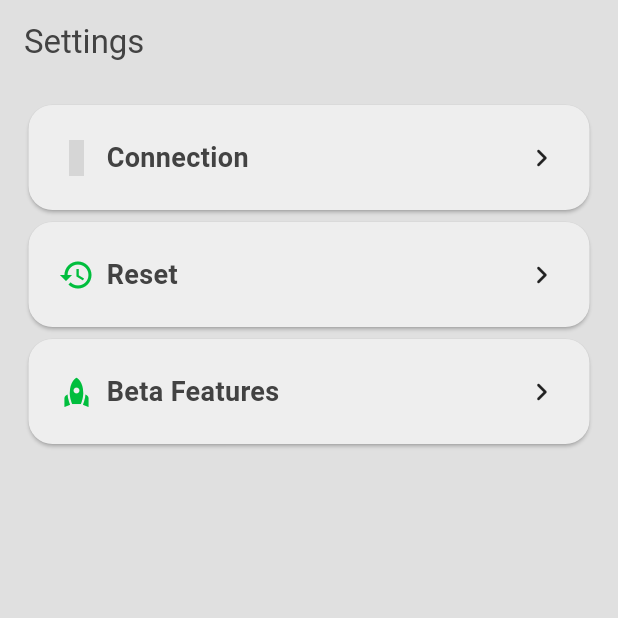
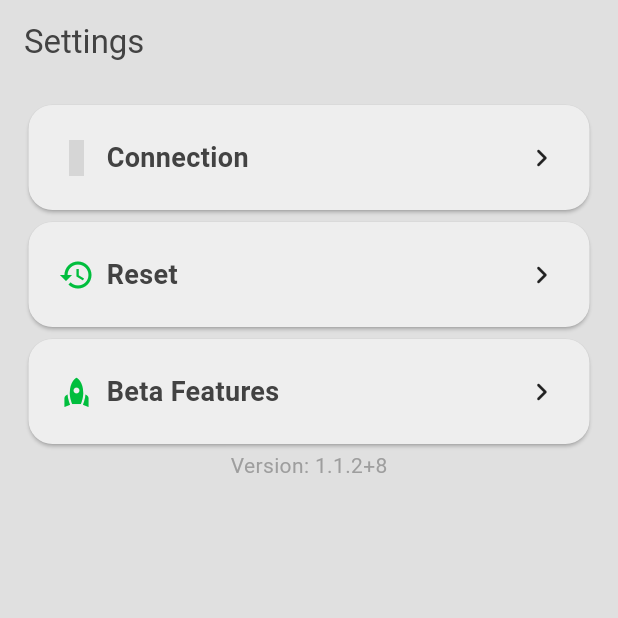
Before and after one commit to RosdasHH/bamscan, a Flutter app: the Settings screen opened directly, on a phone screen of 412 x 824 dp, the top half of it. Run offline on Flutter 3.47's test engine with Material 3 defaults, Android fonts, the phone set to English and light mode, and no system bars; our stand-ins replace auto_size_text, flutter_secure_storage, flutter_svg, introduction_screen, material_design_icons_flutter, package_info_plus and 3 more; missing offline and left inert: fuzzy, mobile_scanner, nfc_manager; accounts and stored records are empty; grey boxes are pictures that could not be loaded.

Commit message:
#39 Show Version number in settings, Fix NFC and allow multiple tags to be assigned

```diff
--- a/lib/services/storage.dart
+++ b/lib/services/storage.dart
@@ -1,5 +1,6 @@
 import 'package:flutter/material.dart';
 import 'package:flutter_secure_storage/flutter_secure_storage.dart';
+import 'package:package_info_plus/package_info_plus.dart';
 import 'package:shared_preferences/shared_preferences.dart';
 
 class StorageService extends ChangeNotifier {
@@ -13,18 +14,26 @@ class StorageService extends ChangeNotifier {
   String _xapitoken = "";
   bool _firstUse = true;
   bool _externalSpool = false;
+  String _version = "0.0.0";
 
   String get bambuddyUrl => _bambuddyUrl;
   String get xapitoken => _xapitoken;
   bool get firstUse => _firstUse;
   bool get externalSpool => _externalSpool;
+  String get version => _version;
 
   Future<void> loadFromStorage() async {
     _bambuddyUrl = await getBambuddyUrl();
     _xapitoken = await getToken();
     _firstUse = await getFirseUse();
     _externalSpool = await getExternalSpool();
+    _version = await getVersion();
     notifyListeners();
+  }
+
+  Future<String> getVersion() async {
+    final info = await PackageInfo.fromPlatform();
+    return ("Version: ${info.version}+${info.buildNumber}");
   }
 
   Future<void> saveToken(String token) async {
--- a/lib/tabs/settings.dart
+++ b/lib/tabs/settings.dart
@@ -181,6 +181,7 @@ class _SettingsState extends State<Settings> {
                   ],
                 ),
               ),
+              Text(storageService.version, style: TextStyle(color: Colors.grey)),
             ],
           ),
         ),
--- a/pubspec.yaml
+++ b/pubspec.yaml
@@ -19,7 +19,7 @@ publish_to: "none" # Remove this line if you wish to publish to pub.dev
 
 #MAJOR.MINOR.PATCH+BUILD
 #BIGCHANGE.NEWFEATURE.BUGFIX+BUILDNUMBER
-version: 1.1.1+7
+version: 1.1.2+8
 
 environment:
   sdk: ^3.10.4
@@ -52,6 +52,7 @@ dependencies:
   auto_size_text: ^3.0.0
   fuzzy: ^0.5.1
   nfc_manager: ^3.2.0
+  package_info_plus: ^9.0.1
 
 dev_dependencies:
   flutter_test:
```
Also changed, not shown: lib/widgets/filament_view.dart (+5 -2 lines).
